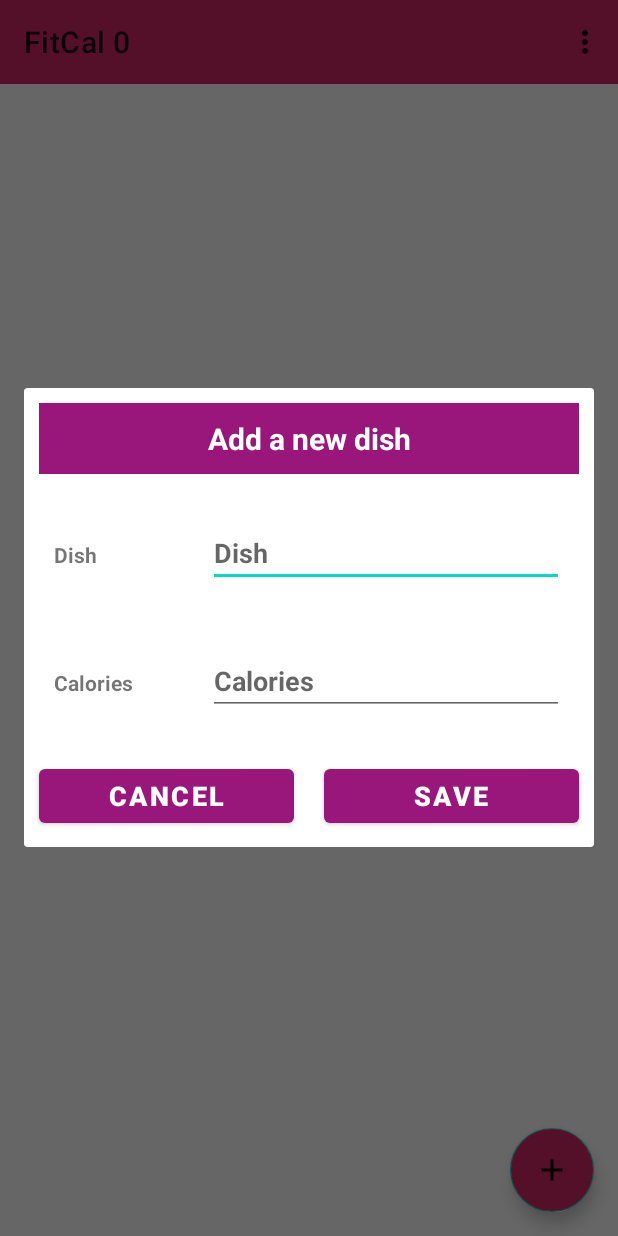
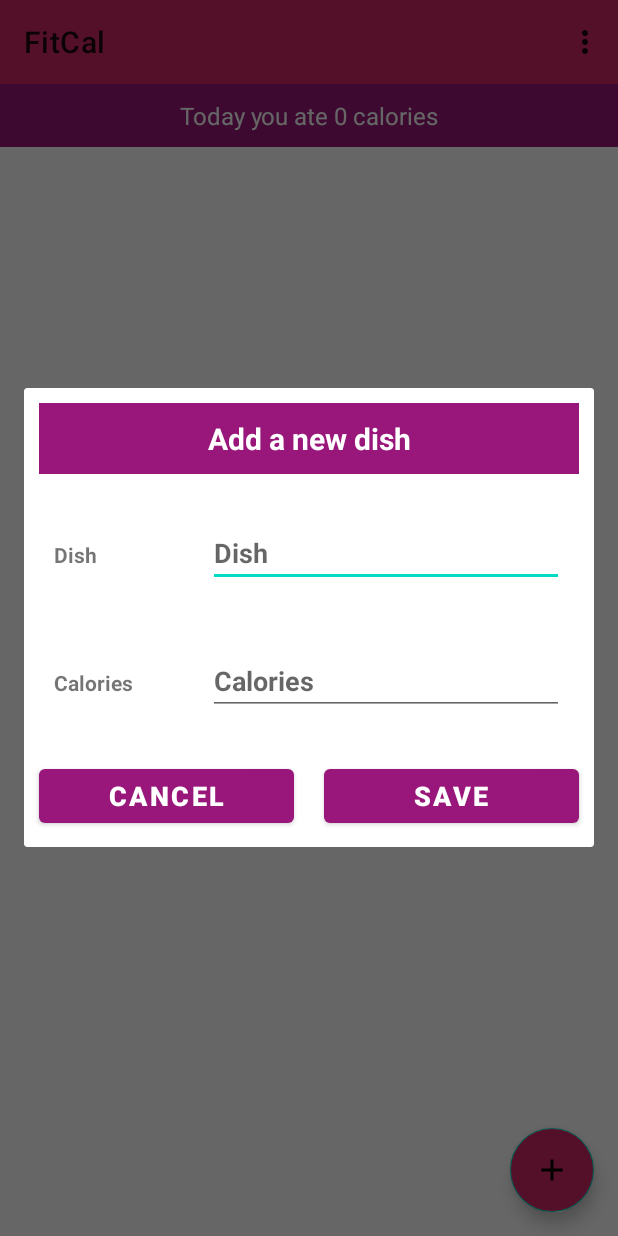
Before and after one commit to RafZab/FitCal, an Android app: the screen it shows after launch once a user with an empty profile is signed in (HomeActivity), after a tap on an icon or button, on a phone screen of 412 x 824 dp. Run offline under Robolectric (Android 15) with nearby library versions, the phone set to English and light mode, and no system bars; our stand-ins replace Firebase (no records; nobody signed in at launch, a user with empty details on screens opened directly).

Commit message:
show how much ate calories today

```diff
--- a/app/src/main/java/com/example/fitcal/HomeActivity.java
+++ b/app/src/main/java/com/example/fitcal/HomeActivity.java
@@ -39,17 +39,23 @@ import com.google.android.gms.tasks.Task;
 import com.google.android.material.floatingactionbutton.FloatingActionButton;
 import com.google.firebase.auth.FirebaseAuth;
 import com.google.firebase.auth.FirebaseUser;
+import com.google.firebase.database.DataSnapshot;
+import com.google.firebase.database.DatabaseError;
 import com.google.firebase.database.DatabaseReference;
 import com.google.firebase.database.FirebaseDatabase;
+import com.google.firebase.database.Query;
+import com.google.firebase.database.ValueEventListener;
 
 import java.text.DateFormat;
 import java.util.Date;
+import java.util.Map;
 import java.util.Objects;
 
 public class HomeActivity extends AppCompatActivity {
 
     Activity activity;
     private Toolbar toolbar;
+    private TextView caloriesTodayView;
     private RecyclerView recyclerView;
     private FloatingActionButton floatingActionButton;
 
@@ -81,9 +87,10 @@ public class HomeActivity extends AppCompatActivity {
         setContentView(R.layout.activity_home);
 
         activity = this;
+        caloriesTodayView = findViewById(R.id.caloriesToday);
         toolbar = findViewById(R.id.homeToolbar);
         setSupportActionBar(toolbar);
-        Objects.requireNonNull(getSupportActionBar()).setTitle("FitCal " + totalCalories);
+        Objects.requireNonNull(getSupportActionBar()).setTitle("FitCal");
 
         sensorManager = (SensorManager) getSystemService(Context.SENSOR_SERVICE);
         accelerometerSensor = sensorManager.getDefaultSensor(Sensor.TYPE_ACCELEROMETER);
@@ -119,6 +126,32 @@ public class HomeActivity extends AppCompatActivity {
             }
         });
 
+        getCaloriesToday();
+    }
+
+    private void getCaloriesToday() {
+        String date = DateFormat.getDateInstance().format(new Date());
+
+        Query query = reference.orderByChild("date").equalTo(date);
+        query.addValueEventListener(new ValueEventListener() {
+            @Override
+            public void onDataChange(@NonNull DataSnapshot dataSnapshot) {
+                int totalAmount = 0;
+                for (DataSnapshot ds :  dataSnapshot.getChildren()){
+                    Map<String, Object> map = (Map<String, Object>)ds.getValue();
+                    Object total = map.get("calories");
+                    int pTotal = Integer.parseInt(String.valueOf(total));
+                    totalAmount += pTotal;
+                    totalCalories = totalAmount;
+                }
+                caloriesTodayView.setText("Today you ate " + totalCalories + " calories");
+            }
+
+            @Override
+            public void onCancelled(@NonNull DatabaseError error) {
+                Toast.makeText(HomeActivity.this, error.getMessage(), Toast.LENGTH_SHORT).show();
+            }
+        });
     }
 
     private void addDish() {
@@ -294,6 +327,8 @@ public class HomeActivity extends AppCompatActivity {
         delBtn.setOnClickListener(new View.OnClickListener() {
             @Override
             public void onClick(View v) {
+                calories = aCalories.getText().toString().trim();
+
                 reference.child(key).removeValue().addOnCompleteListener(new OnCompleteListener<Void>() {
                     @Override
                     public void onComplete(@NonNull Task<Void> task) {
--- a/app/src/main/res/layout/activity_home.xml
+++ b/app/src/main/res/layout/activity_home.xml
@@ -15,6 +15,17 @@
         android:theme="@style/ThemeOverlay.AppCompat.ActionBar"
         app:popupTheme="@style/ThemeOverlay.AppCompat.Light"
         />
+
+    <TextView
+        android:id="@+id/caloriesToday"
+        android:layout_width="match_parent"
+        android:layout_height="wrap_content"
+        android:background="@color/purple_logo"
+        android:padding="10dp"
+        android:gravity="center"
+        android:text="@string/today_you_ate_90_calories"
+        android:textColor="@color/white"
+        android:textSize="16sp"/>
 
     <androidx.coordinatorlayout.widget.CoordinatorLayout
         android:layout_width="match_parent"
--- a/app/src/main/res/values/strings.xml
+++ b/app/src/main/res/values/strings.xml
@@ -14,4 +14,5 @@
     <string name="update_your_dish">Update your dish</string>
     <string name="delete">DELETE</string>
     <string name="update">UPDATE</string>
+    <string name="today_you_ate_90_calories">Today you ate 90 calories</string>
 </resources>
```
